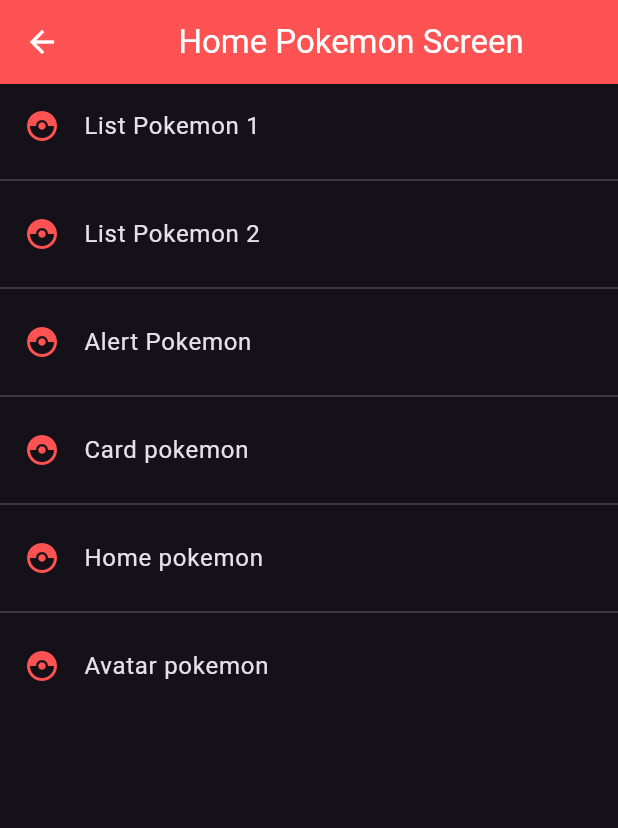
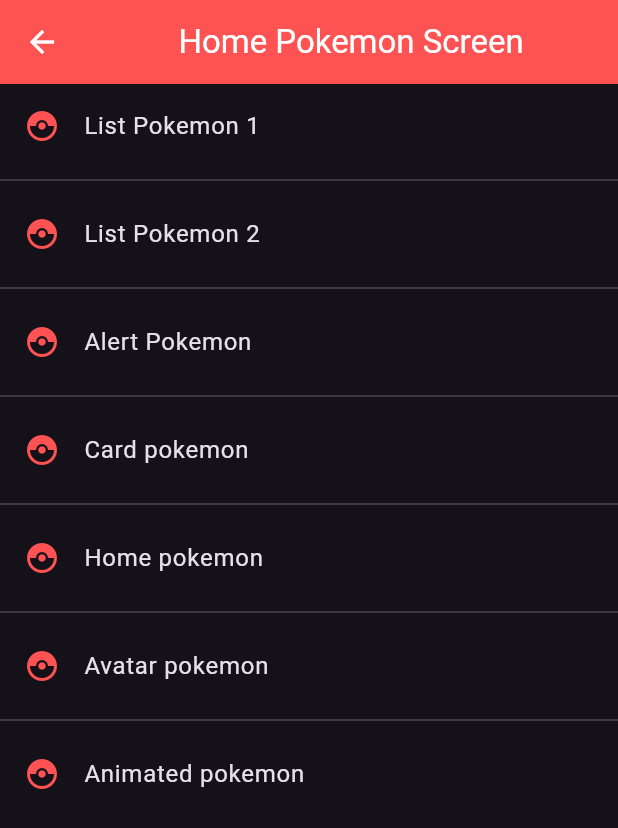
Before and after one commit to Franma2005/pokemon_app, a Flutter app: the screen it shows after launch, on a phone screen of 412 x 824 dp. Shown: the top 828 px of the screen. Run offline on Flutter 3.47's test engine with Material 3 defaults, Android fonts, the phone set to English and light mode, and no system bars.

```diff
--- a/lib/router/app_routes.dart
+++ b/lib/router/app_routes.dart
@@ -42,6 +42,12 @@ class AppRoutes {
       icon: Icon(icon),
       nombre: 'Avatar pokemon',
       screen: AvatarPokemonScreen()
+    ),
+    MenuOption(
+      route: '/animatedpokemon',
+      icon: Icon(icon),
+      nombre: 'Animated pokemon',
+      screen: AnimatedpokemonScreen()
     )
   ];
 
--- a/lib/screens/screen.dart
+++ b/lib/screens/screen.dart
@@ -4,3 +4,4 @@ export 'homepokemon_screen.dart';
 export 'listview1pokemon_screen.dart';
 export 'listview2pokemon_screen copy.dart';
 export 'avatarpokemon_screen.dart';
+export 'animatedpokemon_screen.dart';
```
Also changed, not shown: lib/screens/animatedpokemon_screen.dart (added, +44 -0 lines).
